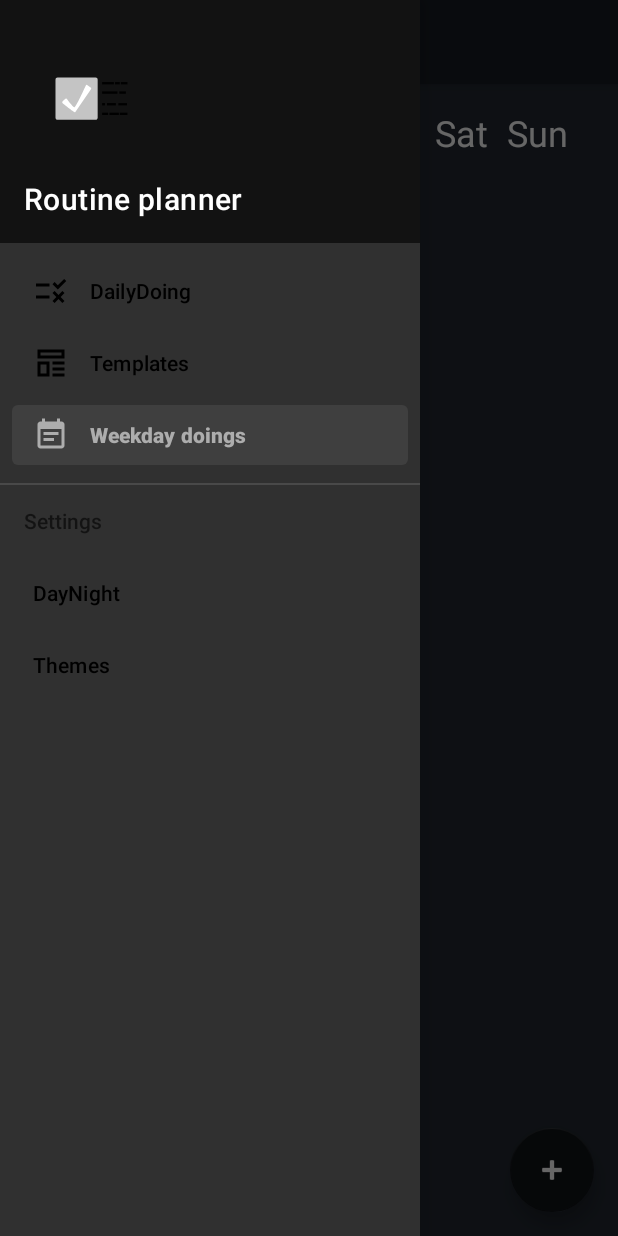
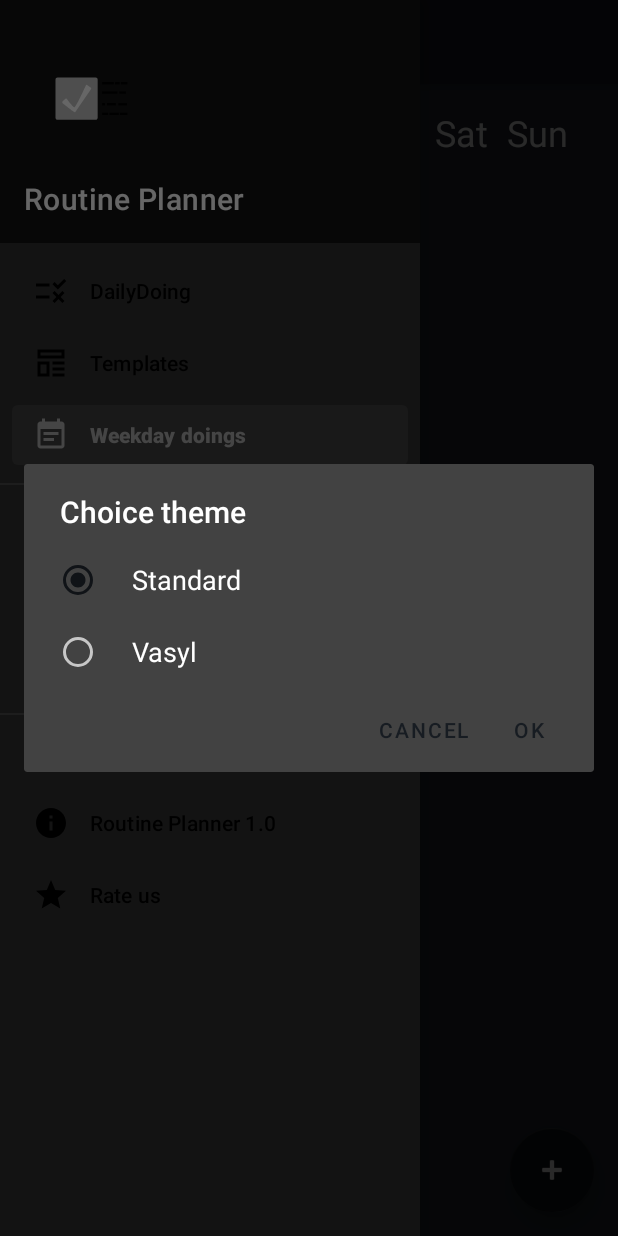
Before and after one commit to OleksiiHromovych/Routine-Planner, an Android app: the screen it shows after launch (MainActivity), in the side drawer, after a tap on "Themes", on a phone screen of 412 x 824 dp. Run offline under Robolectric (Android 15) with nearby library versions, the phone set to English and light mode, and no system bars; our stand-ins replace Room's generated code, data binding, navigation-ui; 2 statements that could not run were skipped.

Commit message:
Updated drawer options functional.

```diff
--- a/app/build.gradle
+++ b/app/build.gradle
@@ -41,7 +41,7 @@ dependencies {
 
     implementation "org.jetbrains.kotlin:kotlin-stdlib:$kotlin_version"
     implementation 'androidx.core:core-ktx:1.5.0'
-    implementation 'androidx.appcompat:appcompat:1.2.0'
+    implementation 'androidx.appcompat:appcompat:1.3.0'
     implementation 'com.google.android.material:material:1.3.0'
     implementation 'androidx.constraintlayout:constraintlayout:2.0.4'
     implementation 'androidx.navigation:navigation-fragment-ktx:2.3.5'
@@ -49,7 +49,6 @@ dependencies {
     testImplementation 'junit:junit:4.13.2'
     androidTestImplementation 'androidx.test.ext:junit:1.1.2'
     androidTestImplementation 'androidx.test.espresso:espresso-core:3.3.0'
-    implementation "org.jetbrains.anko:anko-sqlite:0.10.8"
 
     // Android KTX
     implementation 'androidx.core:core-ktx:1.5.0'
@@ -81,4 +80,7 @@ dependencies {
     implementation "io.insert-koin:koin-android:$koin_version"
 // Koin Android - experimental builder extensions
     implementation "io.insert-koin:koin-android-ext:$koin_version"
+
+    implementation 'com.google.android.play:core:1.10.0'
+    implementation 'com.google.android.play:core-ktx:1.8.1'
 }
--- a/app/src/main/java/android/hromovych/com/routineplanner/MainActivity.kt
+++ b/app/src/main/java/android/hromovych/com/routineplanner/MainActivity.kt
@@ -1,24 +1,25 @@
 package android.hromovych.com.routineplanner
 
 import android.hromovych.com.routineplanner.databinding.ActivityMainBinding
-import android.hromovych.com.routineplanner.presentation.utils.safeNavigate
-import android.hromovych.com.routineplanner.presentation.utils.showDayNightDialog
-import android.hromovych.com.routineplanner.presentation.utils.showInfoDialog
-import android.hromovych.com.routineplanner.utils.SharedPreferencesHelper
+import android.hromovych.com.routineplanner.presentation.utils.*
 import android.os.Bundle
 import android.view.MenuItem
+import android.view.WindowManager
+import androidx.activity.viewModels
 import androidx.appcompat.app.AppCompatActivity
 import androidx.core.view.*
 import androidx.drawerlayout.widget.DrawerLayout
 import androidx.navigation.NavController
 import androidx.navigation.Navigation
 import androidx.navigation.ui.*
+import com.google.android.material.color.MaterialColors
 import com.google.android.material.navigation.NavigationView
 
 class MainActivity : AppCompatActivity(), NavigationView.OnNavigationItemSelectedListener {
 
     private lateinit var appBarConfiguration: AppBarConfiguration
     private lateinit var binding: ActivityMainBinding
+    private val viewModel: MainViewModel by viewModels()
 
     private lateinit var navController: NavController
 
@@ -31,18 +32,24 @@ class MainActivity : AppCompatActivity(), NavigationView.OnNavigationItemSelecte
 
     override fun onCreate(savedInstanceState: Bundle?) {
         super.onCreate(savedInstanceState)
+
+        initTheme()
+        delegate.localNightMode = SharedPreferencesHelper(this).dayNightMode
         binding = ActivityMainBinding.inflate(layoutInflater)
-
-        delegate.localNightMode = SharedPreferencesHelper(this).dayNightMode
-//        setTheme(SharedPreferencesHelper(this).themeId)
         setContentView(binding.root)
 
-//        window.clearFlags(WindowManager.LayoutParams.FLAG_TRANSLUCENT_STATUS)
-//        window.addFlags(WindowManager.LayoutParams.FLAG_DRAWS_SYSTEM_BAR_BACKGROUNDS)
-//        val statusColor = MaterialColors.getColor(this, android.R.attr.statusBarColor, getColor(R.color.status_bar))
-//        window.statusBarColor = statusColor
 
         setupNavigation()
+    }
+
+    private fun initTheme() {
+        setTheme(SharedPreferencesHelper(this).themeId)
+        window.clearFlags(WindowManager.LayoutParams.FLAG_TRANSLUCENT_STATUS)
+        window.addFlags(WindowManager.LayoutParams.FLAG_DRAWS_SYSTEM_BAR_BACKGROUNDS)
+        val statusColor = MaterialColors.getColor(this,
+            android.R.attr.statusBarColor,
+            getColor(R.color.status_bar))
+        window.statusBarColor = statusColor
     }
 
     //
@@ -69,7 +76,14 @@ class MainActivity : AppCompatActivity(), NavigationView.OnNavigationItemSelecte
     }
 
     private fun initMenuItems() {
-        navigationView.setNavigationItemClickedListener()
+        setNavigationItemClickedListener(navigationView)
+        with(navigationView) {
+            menu.findItem(R.id.about_app)?.apply {
+                subMenu.findItem(R.id.version).apply {
+                    title = getString(R.string.app_name) + " " + BuildConfig.VERSION_NAME
+                }
+            }
+        }
     }
 
     override fun onBackPressed() {
@@ -94,8 +108,8 @@ class MainActivity : AppCompatActivity(), NavigationView.OnNavigationItemSelecte
         return true
     }
 
-    private fun NavigationView.setNavigationItemClickedListener() {
-        val items = menu.children.flatMap {
+    private fun setNavigationItemClickedListener(navView: NavigationView) {
+        val items = navView.menu.children.flatMap {
             if (it.hasSubMenu())
                 it.subMenu.children.toList()
             else
@@ -109,6 +123,22 @@ class MainActivity : AppCompatActivity(), NavigationView.OnNavigationItemSelecte
                         true
                     }
                 }
+
+                R.id.theme -> {
+                    item.setOnMenuItemClickListener {
+                        this.showThemeDialog {
+                            recreate()
+                        }
+                        true
+                    }
+                }
+
+                R.id.grade -> {
+                    item.setOnMenuItemClickListener {
+                        viewModel.requestReviewFlow(this)
+                        true
+                    }
+                }
             }
         }
     }
--- a/app/src/main/java/android/hromovych/com/routineplanner/presentation/di/PresentationLayerDI.kt
+++ b/app/src/main/java/android/hromovych/com/routineplanner/presentation/di/PresentationLayerDI.kt
@@ -1,5 +1,6 @@
 package android.hromovych.com.routineplanner.presentation.di
 
+import android.hromovych.com.routineplanner.MainViewModel
 import android.hromovych.com.routineplanner.presentation.doings.daily_doings.DoingsViewModel
 import android.hromovych.com.routineplanner.presentation.doings.weekday_doings.WeekdayDoingsViewModel
 import android.hromovych.com.routineplanner.presentation.tasks.AddTemplateDoingsToDayTask
@@ -39,6 +40,10 @@ object PresentationLayerDI {
         viewModel {
             WeekdayDoingsViewModel(get(), get(), get(), get(), get(), get(), get())
         }
+
+        viewModel {
+            MainViewModel()
+        }
     }
 
     val tasks = module {
--- a/app/src/main/java/android/hromovych/com/routineplanner/utils/SharedPreferencesHelper.kt
+++ b/app/src/main/java/android/hromovych/com/routineplanner/presentation/utils/SharedPreferencesHelper.kt
@@ -1,4 +1,4 @@
-package android.hromovych.com.routineplanner.utils
+package android.hromovych.com.routineplanner.presentation.utils
 
 import android.content.Context
 import android.content.SharedPreferences
@@ -22,7 +22,7 @@ class SharedPreferencesHelper(val context: Context) {
         }
 
     var themeId: Int
-        get() = sharedPreferences.getInt(THEME_ID_KEY, R.style.Theme_RoutinePlanner_NoActionBar)
+        get() = sharedPreferences.getInt(THEME_ID_KEY, R.style.Theme_RoutinePlanner_Standard)
         set(value) {
             sharedPreferences.edit().putInt(THEME_ID_KEY, value).apply()
         }
--- a/app/src/main/java/android/hromovych/com/routineplanner/presentation/utils/UiUtils.kt
+++ b/app/src/main/java/android/hromovych/com/routineplanner/presentation/utils/UiUtils.kt
@@ -7,8 +7,8 @@ import android.hromovych.com.routineplanner.data.utils.toCalendar
 import android.hromovych.com.routineplanner.data.utils.toDatePattern
 import android.hromovych.com.routineplanner.domain.entity.Doing
 import android.hromovych.com.routineplanner.presentation.basic.BasicItem
-import android.hromovych.com.routineplanner.utils.SharedPreferencesHelper
 import android.view.LayoutInflater
+import android.view.View
 import android.widget.Button
 import androidx.annotation.StringRes
 import androidx.appcompat.app.AlertDialog
@@ -16,6 +16,7 @@ import androidx.appcompat.app.AppCompatActivity
 import androidx.appcompat.app.AppCompatDelegate
 import androidx.core.util.forEach
 import kotlinx.android.synthetic.main.dialog_input_view.view.*
+import kotlinx.android.synthetic.main.rate_layout.view.*
 import java.util.*
 
 fun Context.showInputDialog(
@@ -152,3 +153,49 @@ fun AppCompatActivity.showDayNightDialog() {
         dialog.dismiss()
     }
 }
+
+fun Context.showThemeDialog(
+    onChanged: () -> Unit
+) {
+    val items = listOf(
+        BasicItem(getString(R.string.standard), R.style.Theme_RoutinePlanner_Standard),
+        BasicItem(getString(R.string.vasyl), R.style.Theme_RoutinePlanner_Vasyl),
+    )
+
+    val sharedPreferencesHelper = SharedPreferencesHelper(this)
+    val checkedPos = items.indexOfFirst { it.value == sharedPreferencesHelper.themeId }
+    val dialog = AlertDialog.Builder(this)
+        .setTitle(R.string.theme_dialog_title)
+        .setSingleChoiceItems(items.map { it.title }.toTypedArray(), checkedPos, null)
+        .setPositiveButton(R.string.dialog_button_ok, null)
+        .setNegativeButton(R.string.cancel, null)
+        .show()
+
+    dialog.getButton(AlertDialog.BUTTON_POSITIVE).setOnClickListener {
+        val resultMode = items[dialog.listView.checkedItemPosition].value
+        if (sharedPreferencesHelper.themeId != resultMode) {
+            sharedPreferencesHelper.themeId = resultMode
+            onChanged()
+        }
+        dialog.dismiss()
+    }
+}
+
+fun Context.showAppRateDialog() {
+    val view = LayoutInflater.from(this).inflate(R.layout.rate_layout, null)
+    view.message.setText(R.string.rate_app_message)
+    view.ratingBar.setOnRatingBarChangeListener { _, rating, _ ->
+
+        when (rating.toInt()) {
+            in 1..4 -> {
+                view.extra_info_text.visibility = View.VISIBLE
+            }
+            5 -> toast("5!!!")
+        }
+    }
+
+    AlertDialog.Builder(this)
+        .setView(view)
+        .setNegativeButton(R.string.cancel, null)
+        .show()
+}
--- /dev/null
+++ b/app/src/main/res/drawable/ic_day_night_mode.xml
@@ -0,0 +1,6 @@
+<vector xmlns:android="http://schemas.android.com/apk/res/android" android:width="24dp"
+    android:height="24dp" android:tint="#FFFFFF"
+    android:viewportWidth="24" android:viewportHeight="24">
+    <path android:fillColor="@android:color/white" android:pathData="M11.1,12.08C8.77,7.57 10.6,3.6 11.63,2.01C6.27,2.2 1.98,6.59 1.98,12c0,0.14 0.02,0.28 0.02,0.42C2.62,12.15 3.29,12 4,12c1.66,0 3.18,0.83 4.1,2.15C9.77,14.63 11,16.17 11,18c0,1.52 -0.87,2.83 -2.12,3.51c0.98,0.32 2.03,0.5 3.11,0.5c3.5,0 6.58,-1.8 8.37,-4.52C18,17.72 13.38,16.52 11.1,12.08z"/>
+    <path android:fillColor="@android:color/white" android:pathData="M7,16l-0.18,0C6.4,14.84 5.3,14 4,14c-1.66,0 -3,1.34 -3,3s1.34,3 3,3c0.62,0 2.49,0 3,0c1.1,0 2,-0.9 2,-2C9,16.9 8.1,16 7,16z"/>
+</vector>
--- /dev/null
+++ b/app/src/main/res/drawable/ic_delete.xml
@@ -0,0 +1,5 @@
+<vector xmlns:android="http://schemas.android.com/apk/res/android" android:width="24dp"
+    android:height="24dp" android:tint="#FFFFFF"
+    android:viewportWidth="24" android:viewportHeight="24">
+    <path android:fillColor="@android:color/white" android:pathData="M6,19c0,1.1 0.9,2 2,2h8c1.1,0 2,-0.9 2,-2V9c0,-1.1 -0.9,-2 -2,-2H8c-1.1,0 -2,0.9 -2,2v10zM18,4h-2.5l-0.71,-0.71c-0.18,-0.18 -0.44,-0.29 -0.7,-0.29H9.91c-0.26,0 -0.52,0.11 -0.7,0.29L8.5,4H6c-0.55,0 -1,0.45 -1,1s0.45,1 1,1h12c0.55,0 1,-0.45 1,-1s-0.45,-1 -1,-1z"/>
+</vector>
--- /dev/null
+++ b/app/src/main/res/drawable/ic_grade.xml
@@ -0,0 +1,5 @@
+<vector xmlns:android="http://schemas.android.com/apk/res/android" android:width="24dp"
+    android:height="24dp" android:tint="#FFFFFF"
+    android:viewportWidth="24" android:viewportHeight="24">
+    <path android:fillColor="@android:color/white" android:pathData="M12,17.27L18.18,21l-1.64,-7.03L22,9.24l-7.19,-0.61L12,2 9.19,8.63 2,9.24l5.46,4.73L5.82,21z"/>
+</vector>
--- /dev/null
+++ b/app/src/main/res/drawable/ic_info.xml
@@ -0,0 +1,5 @@
+<vector xmlns:android="http://schemas.android.com/apk/res/android" android:width="24dp"
+    android:height="24dp" android:tint="#FFFFFF"
+    android:viewportWidth="24" android:viewportHeight="24">
+    <path android:fillColor="@android:color/white" android:pathData="M12,2C6.48,2 2,6.48 2,12s4.48,10 10,10 10,-4.48 10,-10S17.52,2 12,2zM13,17h-2v-6h2v6zM13,9h-2L11,7h2v2z"/>
+</vector>
--- /dev/null
+++ b/app/src/main/res/drawable/ic_load.xml
@@ -0,0 +1,5 @@
+<vector xmlns:android="http://schemas.android.com/apk/res/android" android:width="24dp"
+    android:height="24dp" android:tint="#FFFFFF"
+    android:viewportWidth="24" android:viewportHeight="24">
+    <path android:fillColor="@android:color/white" android:pathData="M19,12v7L5,19v-7L3,12v7c0,1.1 0.9,2 2,2h14c1.1,0 2,-0.9 2,-2v-7h-2zM13,12.67l2.59,-2.58L17,11.5l-5,5 -5,-5 1.41,-1.41L11,12.67L11,3h2z"/>
+</vector>
--- /dev/null
+++ b/app/src/main/res/drawable/ic_theme.xml
@@ -0,0 +1,5 @@
+<vector xmlns:android="http://schemas.android.com/apk/res/android" android:width="24dp"
+    android:height="24dp" android:tint="#FFFFFF"
+    android:viewportWidth="24" android:viewportHeight="24">
+    <path android:fillColor="@android:color/white" android:pathData="M12,3c-4.97,0 -9,4.03 -9,9s4.03,9 9,9c0.83,0 1.5,-0.67 1.5,-1.5 0,-0.39 -0.15,-0.74 -0.39,-1.01 -0.23,-0.26 -0.38,-0.61 -0.38,-0.99 0,-0.83 0.67,-1.5 1.5,-1.5L16,16c2.76,0 5,-2.24 5,-5 0,-4.42 -4.03,-8 -9,-8zM6.5,12c-0.83,0 -1.5,-0.67 -1.5,-1.5S5.67,9 6.5,9 8,9.67 8,10.5 7.33,12 6.5,12zM9.5,8C8.67,8 8,7.33 8,6.5S8.67,5 9.5,5s1.5,0.67 1.5,1.5S10.33,8 9.5,8zM14.5,8c-0.83,0 -1.5,-0.67 -1.5,-1.5S13.67,5 14.5,5s1.5,0.67 1.5,1.5S15.33,8 14.5,8zM17.5,12c-0.83,0 -1.5,-0.67 -1.5,-1.5S16.67,9 17.5,9s1.5,0.67 1.5,1.5 -0.67,1.5 -1.5,1.5z"/>
+</vector>
--- a/app/src/main/res/layout/nav_header_navigation.xml
+++ b/app/src/main/res/layout/nav_header_navigation.xml
@@ -20,7 +20,7 @@
         android:layout_width="match_parent"
         android:layout_height="wrap_content"
         android:paddingTop="@dimen/nav_header_vertical_spacing"
-        android:text="Routine planner"
+        android:text="@string/app_name"
         android:textAppearance="@style/TextAppearance.MaterialComponents.Headline6" />
 
 </LinearLayout>
--- a/app/src/main/res/menu/menu_template_edit.xml
+++ b/app/src/main/res/menu/menu_template_edit.xml
@@ -5,13 +5,13 @@
 
     <item
         android:id="@+id/menu_action_use_this"
-        android:icon="@android:drawable/stat_sys_download"
+        android:icon="@drawable/ic_load"
         android:title="@string/action_date_picker"
         app:showAsAction="ifRoom|collapseActionView" />
 
     <item
         android:id="@+id/menu_action_delete"
-        android:icon="@android:drawable/ic_menu_delete"
+        android:icon="@drawable/ic_delete"
         android:title="@string/action_date_picker"
         app:showAsAction="ifRoom|collapseActionView" />
 
--- a/app/src/main/res/menu/navigation_drawer.xml
+++ b/app/src/main/res/menu/navigation_drawer.xml
@@ -7,16 +7,16 @@
         <item
             android:id="@+id/doingsFragment"
             android:icon="@drawable/ic_daily_doings"
-            android:title="DailyDoing" />
+            android:title="@string/dailydoing" />
         <item
             android:id="@+id/templatesFragment"
             android:icon="@drawable/ic_template_icon"
-            android:title="Templates" />
+            android:title="@string/templates" />
 
         <item
             android:id="@+id/weekdayDoingsFragment"
             android:icon="@drawable/ic_weekday_doings"
-            android:title="Weekday doings" />
+            android:title="@string/weekday_doings" />
 
     </group>
 
@@ -27,11 +27,28 @@
             <menu>
                 <item
                     android:id="@+id/dayNight"
+                    android:icon="@drawable/ic_day_night_mode"
                     android:title="@string/action_dayNight" />
 
                 <item
                     android:id="@+id/theme"
+                    android:icon="@drawable/ic_theme"
                     android:title="@string/action_theme" />
+            </menu>
+        </item>
+        <item
+            android:id="@+id/about_app"
+            android:title="@string/about_app">
+            <menu>
+                <item
+                    android:id="@+id/version"
+                    android:icon="@drawable/ic_info"
+                    android:title="@string/app_name" />
+
+                <item
+                    android:id="@+id/grade"
+                    android:icon="@drawable/ic_grade"
+                    android:title="@string/rate_us"/>
             </menu>
         </item>
     </group>
--- a/app/src/main/res/values/strings.xml
+++ b/app/src/main/res/values/strings.xml
@@ -44,6 +44,7 @@
     <string name="friday_abb">Fri</string>
     <string name="saturday_abb">Sat</string>
     <string name="sunday_abb">Sun</string>
+
     <string name="can_reuse">can reuse</string>
     <string name="incorrect_doing_name">Incorrect doing name. Name can\'t be empty</string>
     <string name="copy_day">Copy day</string>
@@ -54,5 +55,17 @@
     <string name="day">Day</string>
     <string name="night">Night</string>
     <string name="auto">Auto</string>
+    <string name="about_app">About application</string>
+    <string name="navigation_drawer_open" translatable="false">Open navigation drawer</string>
+    <string name="navigation_drawer_close" translatable="false">Close navigation drawer</string>
+    <string name="dailydoing">DailyDoing</string>
+    <string name="templates">Templates</string>
+    <string name="weekday_doings">Weekday doings</string>
+    <string name="rate_us">Rate us</string>
+    <string name="rate_app_message">We will be grateful for your evaluation and feedback. Thank you!</string>
+    <string name="review_success">Thanks for your feedback</string>
+    <string name="review_failed">Oops, something goes wrong</string>
+    <string name="standard">Standard</string>
+    <string name="vasyl">Vasyl</string>
 
 </resources>
--- a/build.gradle
+++ b/build.gradle
@@ -1,7 +1,7 @@
 // Top-level build file where you can add configuration options common to all sub-projects/modules.
 buildscript {
     ext {
-        kotlin_version = "1.4.32"
+        kotlin_version = "1.5.10"
         archLifecycleVersion = '1.1.1'
         room_version = '2.3.0'
         coroutine_version = '1.4.1'
```
Also changed, not shown: app/src/main/java/android/hromovych/com/routineplanner/MainViewModel.kt (added, +33 -0 lines), app/src/main/res/layout/rate_layout.xml (added, +53 -0 lines).
